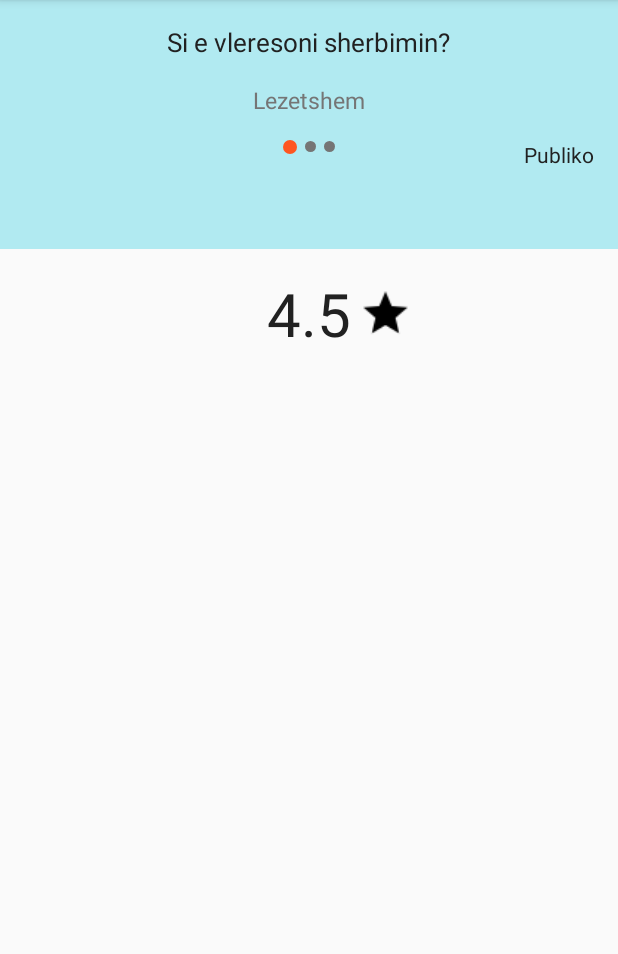
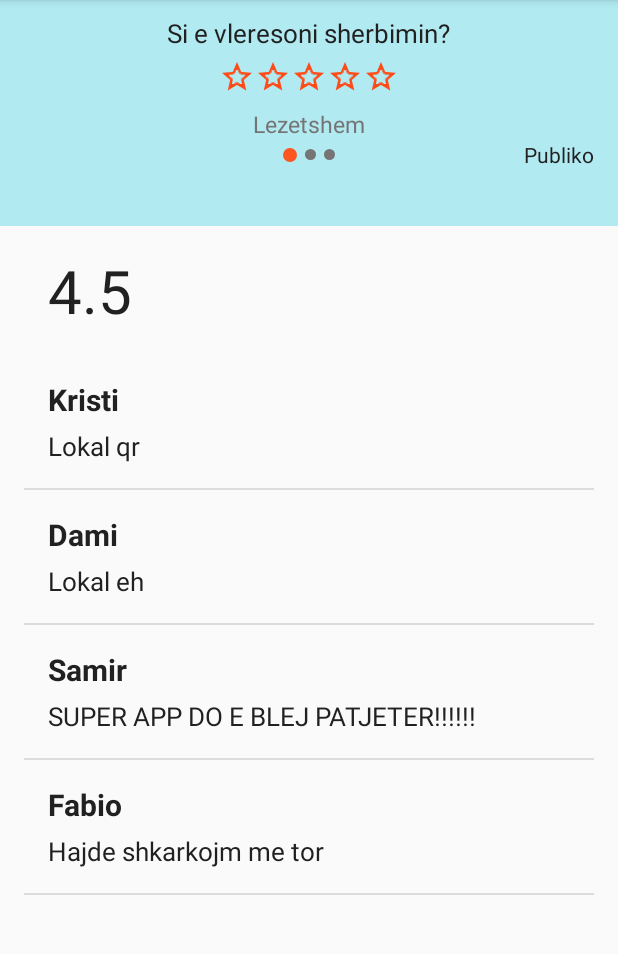
Before and after one commit to bigcheesy/UPickMobile, an Android app: the RatingActivity screen opened directly, with no data from a screen before it, on a phone screen of 412 x 824 dp, the part 84-1038 px from its top. Run offline under Robolectric (Android 15) with nearby library versions, the phone set to English and light mode, and no system bars.

Commit message:
Added rating activity

```diff
--- a/app/src/main/java/com/example/dcyberpanda/upickmobile/CustomAdapters/CartAdapter.java
+++ b/app/src/main/java/com/example/dcyberpanda/upickmobile/CustomAdapters/CartAdapter.java
@@ -81,19 +81,19 @@ public class CartAdapter extends ArrayAdapter{
         }
 
 
-        final CartItem dataProvider;
-        dataProvider = (CartItem) this.getItem(position);
+        final CartItem cartItem;
+        cartItem = (CartItem) this.getItem(position);
 
-        handler.name.setText(dataProvider.getName());
-        handler.price.setText(dataProvider.getPrice().toString());
-        handler.quantity.setText(dataProvider.getQuantity().toString());
+        handler.name.setText(cartItem.getName());
+        handler.price.setText(cartItem.getPrice().toString());
+        handler.quantity.setText(cartItem.getQuantity().toString());
 
         handler.btnadd.setOnClickListener(new View.OnClickListener() {
             @Override
             public void onClick(View view) {
-                if (dataProvider.getQuantity() < 99){
-                    dataProvider.setQuantity(dataProvider.getQuantity() + 1);
-                    handler.quantity.setText(dataProvider.getQuantity().toString());
+                if (cartItem.getQuantity() < 99){
+                    cartItem.setQuantity(cartItem.getQuantity() + 1);
+                    handler.quantity.setText(cartItem.getQuantity().toString());
                     CartActivity.calculateTotal();
                 }
             }
@@ -102,9 +102,9 @@ public class CartAdapter extends ArrayAdapter{
         handler.btnremove.setOnClickListener(new View.OnClickListener() {
             @Override
             public void onClick(View view) {
-                if (dataProvider.getQuantity() > 0){
-                    dataProvider.setQuantity(dataProvider.getQuantity() - 1);
-                    handler.quantity.setText(dataProvider.getQuantity().toString());
+                if (cartItem.getQuantity() > 0){
+                    cartItem.setQuantity(cartItem.getQuantity() - 1);
+                    handler.quantity.setText(cartItem.getQuantity().toString());
                     CartActivity.calculateTotal();
                 }
             }
--- /dev/null
+++ b/app/src/main/java/com/example/dcyberpanda/upickmobile/CustomAdapters/RatingAdapter.java
@@ -0,0 +1,84 @@
+package com.example.dcyberpanda.upickmobile.CustomAdapters;
+
+import android.content.Context;
+import android.view.LayoutInflater;
+import android.view.View;
+import android.view.ViewGroup;
+import android.widget.ArrayAdapter;
+import android.widget.TextView;
+
+import com.example.dcyberpanda.upickmobile.*;
+import java.util.ArrayList;
+import java.util.List;
+
+/**
+ * Created by D'CyberPanda on 7/23/2016.
+ */
+
+
+public class RatingAdapter extends ArrayAdapter{
+
+    public static int viewid;
+
+
+    List list = new ArrayList();
+
+    public RatingAdapter(Context context, int resource) {
+        super(context,resource);
+    }
+
+    static class DataHandler{
+        TextView name;
+        TextView comment;
+    }
+
+    @Override
+    public void add(Object object){
+        super.add(object);
+        list.add(object);
+    }
+
+    @Override
+    public int getCount(){
+        return this.list.size();
+    }
+
+    @Override
+    public Object getItem(int position){
+        return this.list.get(position);
+    }
+
+    @Override
+    public View getView(int position, View convertView, ViewGroup parent){
+
+        viewid = R.layout.rating_item;
+
+        View row;
+        row = convertView;
+        final DataHandler handler;
+
+        if (convertView == null){
+
+            LayoutInflater inflater = (LayoutInflater) this.getContext().getSystemService(Context.LAYOUT_INFLATER_SERVICE);
+            row = inflater.inflate(viewid,parent,false);
+            handler = new DataHandler();
+            handler.name = (TextView) row.findViewById(R.id.rating_title);
+            handler.comment = (TextView) row.findViewById(R.id.rating_comment);
+
+            row.setTag(handler);
+        }else{
+            handler = (DataHandler) row.getTag();
+        }
+
+
+        final Rating rating;
+        rating = (Rating) this.getItem(position);
+
+        handler.name.setText(rating.getName());
+        handler.comment.setText(rating.getComment());
+
+
+        return row;
+    }
+
+}
--- a/app/src/main/java/com/example/dcyberpanda/upickmobile/MainActivity.java
+++ b/app/src/main/java/com/example/dcyberpanda/upickmobile/MainActivity.java
@@ -25,4 +25,10 @@ public class MainActivity extends AppCompatActivity {
         startActivity(intent);
         finish();
     }
+
+    public void ratings(View v){
+        Intent intent = new Intent(MainActivity.this, RatingActivity.class);
+        startActivity(intent);
+        finish();
+    }
 }
--- /dev/null
+++ b/app/src/main/java/com/example/dcyberpanda/upickmobile/Rating.java
@@ -0,0 +1,40 @@
+package com.example.dcyberpanda.upickmobile;
+
+public class Rating {
+
+    String name;
+    String comment;
+    int rating;
+
+    public Rating(String name, String comment, int rating) {
+        this.name = name;
+        this.comment = comment;
+        this.rating = rating;
+
+
+    }
+
+    public String getName() {
+        return name;
+    }
+
+    public void setName(String name) {
+        this.name = name;
+    }
+
+    public String getComment() {
+        return comment;
+    }
+
+    public void setComment(String comment) {
+        this.comment = comment;
+    }
+
+    public int getRating() {
+        return rating;
+    }
+
+    public void setRating(int rating) {
+        this.rating = rating;
+    }
+}
--- a/app/src/main/java/com/example/dcyberpanda/upickmobile/RatingActivity.java
+++ b/app/src/main/java/com/example/dcyberpanda/upickmobile/RatingActivity.java
@@ -2,12 +2,41 @@ package com.example.dcyberpanda.upickmobile;
 
 import android.support.v7.app.AppCompatActivity;
 import android.os.Bundle;
+import android.widget.ListView;
+
+import com.example.dcyberpanda.upickmobile.CustomAdapters.CartAdapter;
+import com.example.dcyberpanda.upickmobile.CustomAdapters.RatingAdapter;
+
+import java.util.ArrayList;
 
 public class RatingActivity extends AppCompatActivity {
+
+    public static ArrayList<Rating> ratings;
+
 
     @Override
     protected void onCreate(Bundle savedInstanceState) {
         super.onCreate(savedInstanceState);
         setContentView(R.layout.activity_rating);
+        ratings = new ArrayList<>();
+        ratings.add(new Rating("Kristi", "Lokal qr", 5));
+        ratings.add(new Rating("Dami", "Lokal eh", 3));
+        ratings.add(new Rating("Samir", "SUPER APP DO E BLEJ PATJETER!!!!!!", 5));
+        ratings.add(new Rating("Fabio", "Hajde shkarkojm me tor", 1));
+        createList();
+    }
+
+    private void createList(){
+        ListView listView = (ListView) findViewById(R.id.rating_list);
+
+        RatingAdapter ratingAdapter = new RatingAdapter(this, R.layout.rating_item);
+
+        for (Rating rating : ratings){
+            ratingAdapter.add(rating);
+        }
+
+        listView.setAdapter(ratingAdapter);
+
+
     }
 }
--- a/app/src/main/java/com/example/dcyberpanda/upickmobile/Ratings.java
+++ /dev/null
@@ -1,18 +0,0 @@
-package com.example.dcyberpanda.upickmobile;
-
-public class Ratings{
-
-    String name;
-    String comment;
-    int rating;
-
-    public Ratings(String name, String comment, int rating) {
-        this.name = name;
-        this.comment = comment;
-        this.rating = rating;
-
-
-
-
-    }
-}
--- /dev/null
+++ b/app/src/main/res/drawable/custom_ratingbar.xml
@@ -0,0 +1,17 @@
+<?xml version="1.0" encoding="utf-8"?>
+<layer-list xmlns:android="http://schemas.android.com/apk/res/android">
+
+<item
+    android:id="@android:id/background"
+    android:drawable="@drawable/ic_star" ></item>
+
+    <item
+        android:id="@android:id/secondaryProgress"
+        android:drawable="@drawable/ic_star_pressed" ></item>
+
+    <item
+        android:id="@android:id/progress"
+        android:drawable="@drawable/ic_star_pressed" ></item>
+
+
+</layer-list>
--- a/app/src/main/res/layout/activity_main.xml
+++ b/app/src/main/res/layout/activity_main.xml
@@ -93,15 +93,16 @@
                         android:orientation="vertical">
 
                         <ImageButton
+                            android:id="@+id/imageButton"
                             android:layout_width="wrap_content"
                             android:layout_height="wrap_content"
-                            android:adjustViewBounds="true"
-                            android:scaleType="fitCenter"
-                            android:src="@drawable/restaurant"
-                            android:background="#00000000"
                             android:layout_marginLeft="16dp"
                             android:layout_marginRight="16dp"
-                            android:foreground="?attr/selectableItemBackgroundBorderless"/>
+                            android:adjustViewBounds="true"
+                            android:background="#00000000"
+                            android:foreground="?attr/selectableItemBackgroundBorderless"
+                            android:scaleType="fitCenter"
+                            android:src="@drawable/restaurant" />
 
                         <TextView
                             android:layout_width="wrap_content"
@@ -124,15 +125,16 @@
                         android:orientation="vertical">
 
                         <ImageButton
+                            android:id="@+id/imageButton2"
                             android:layout_width="wrap_content"
                             android:layout_height="wrap_content"
-                            android:adjustViewBounds="true"
-                            android:scaleType="fitCenter"
-                            android:src="@drawable/smiley"
-                            android:background="#00000000"
                             android:layout_marginLeft="16dp"
                             android:layout_marginRight="16dp"
-                            android:foreground="?attr/selectableItemBackgroundBorderless"/>
+                            android:adjustViewBounds="true"
+                            android:background="#00000000"
+                            android:foreground="?attr/selectableItemBackgroundBorderless"
+                            android:scaleType="fitCenter"
+                            android:src="@drawable/smiley" />
 
                         <TextView
                             android:layout_width="wrap_content"
@@ -156,13 +158,14 @@
                         <ImageButton
                             android:layout_width="match_parent"
                             android:layout_height="wrap_content"
-                            android:adjustViewBounds="true"
-                            android:scaleType="fitCenter"
-                            android:src="@drawable/star"
-                            android:background="#00000000"
                             android:layout_marginLeft="16dp"
                             android:layout_marginRight="16dp"
-                            android:foreground="?attr/selectableItemBackgroundBorderless"/>
+                            android:adjustViewBounds="true"
+                            android:background="#00000000"
+                            android:foreground="?attr/selectableItemBackgroundBorderless"
+                            android:onClick="ratings"
+                            android:scaleType="fitCenter"
+                            android:src="@drawable/star" />
 
                         <TextView
                             android:layout_width="wrap_content"
--- a/app/src/main/res/layout/activity_rating.xml
+++ b/app/src/main/res/layout/activity_rating.xml
@@ -16,34 +16,47 @@
     <LinearLayout
         android:layout_width="match_parent"
         android:layout_height="0dp"
-        android:layout_weight="25"
+        android:layout_weight="22.65"
+        android:background="@color/colorPrimaryLight"
         android:orientation="vertical"
-        android:background="@color/colorPrimaryLight">
-        <TextView
-            android:layout_width="wrap_content"
-            android:layout_height="wrap_content"
-            android:text="Si e vleresoni sherbimin?"
-            android:layout_gravity="center_horizontal"
-            android:layout_margin="16dp"
-            android:textColor="@color/primaryTextColor"
-            android:textSize="17dp"
-            />
+        android:weightSum="1">
+
 
         <TextView
             android:layout_width="wrap_content"
             android:layout_height="wrap_content"
+            android:layout_gravity="center_horizontal"
+            android:layout_marginBottom="5dp"
+            android:layout_marginTop="10dp"
+            android:text="Si e vleresoni sherbimin?"
+            android:textColor="@color/primaryTextColor"
+            android:textSize="17dp" />
+
+        <RatingBar
+            android:id="@+id/ratingBar"
+            style="@style/CustomRating"
+            android:layout_width="wrap_content"
+            android:layout_height="wrap_content"
+            android:layout_gravity="center_horizontal"
+
+            android:layout_weight="0.25"
+
+            android:isIndicator="false" />
+
+
+        <TextView
+            android:layout_width="wrap_content"
+            android:layout_height="wrap_content"
+            android:layout_gravity="center_horizontal"
+
             android:text="Lezetshem"
-            android:layout_gravity="center_horizontal"
             android:textColor="@color/secondaryTextColor"
-            android:textSize="15dp"
-            />
+            android:textSize="15dp" />
 
         <RelativeLayout
             android:layout_width="match_parent"
             android:layout_height="wrap_content"
-            android:layout_marginTop="16dp"
-            android:layout_marginLeft="16dp"
-            android:layout_marginRight="16dp"
+            android:layout_marginBottom="30dp"
 
             >
 
@@ -52,7 +65,10 @@
                 android:layout_height="wrap_content"
                 android:layout_centerHorizontal="true"
                 android:layout_gravity="center_horizontal"
-                android:orientation="horizontal">
+                android:orientation="horizontal"
+                android:layout_marginTop="5dp"
+                >
+
 
                 <ImageView
                     android:layout_width="9dp"
@@ -79,13 +95,14 @@
                 android:layout_width="wrap_content"
                 android:layout_height="wrap_content"
                 android:layout_alignParentRight="true"
+                android:layout_marginBottom="16dp"
+                android:layout_marginRight="16dp"
                 android:text="Publiko"
                 android:textColor="@color/primaryTextColor" />
 
         </RelativeLayout>
 
     </LinearLayout>
-
 
 
     <RelativeLayout
@@ -99,32 +116,24 @@
             android:layout_width="wrap_content"
             android:layout_height="wrap_content"
             android:text="4.5"
-            android:layout_centerInParent="true"
             android:textColor="@color/primaryTextColor"
-            android:textSize="40sp" />
-
-        <ImageView
-            android:layout_width="35dp"
-            android:layout_height="35dp"
-            android:layout_gravity="center_vertical"
-            android:layout_marginLeft="5dp"
-            android:layout_toEndOf="@+id/rating"
-            android:layout_centerVertical="true"
-            android:layout_toRightOf="@+id/textView6"
-            android:src="@drawable/ic_grade_black_24dp" />
-
-
+            android:textSize="40sp"
+            android:layout_marginLeft="16dp"
+            />
 
 
     </RelativeLayout>
 
     <ListView
+        android:id="@+id/rating_list"
+        android:layout_width="match_parent"
+        android:layout_height="0dp"
+        android:layout_marginBottom="16dp"
         android:layout_marginLeft="16dp"
         android:layout_marginRight="16dp"
-        android:layout_marginBottom="16dp"
-        android:layout_width="match_parent"
-        android:layout_height="0dp"
         android:layout_weight="75"
+        tools:listitem="@layout/rating_item"
+
 
 
 
--- /dev/null
+++ b/app/src/main/res/layout/rating_item.xml
@@ -0,0 +1,37 @@
+<?xml version="1.0" encoding="utf-8"?>
+<LinearLayout xmlns:android="http://schemas.android.com/apk/res/android"
+    android:orientation="vertical" android:layout_width="match_parent"
+    android:layout_height="match_parent">
+
+    <LinearLayout
+        android:layout_width="match_parent"
+        android:layout_height="wrap_content"
+        android:orientation="vertical"
+        android:layout_margin="16dp"
+
+
+        >
+
+        <TextView
+            android:layout_width="wrap_content"
+            android:layout_height="wrap_content"
+            android:text="Kristi"
+            android:textSize="20sp"
+            android:textStyle="bold"
+            android:textColor="@color/primaryTextColor"
+            android:id="@+id/rating_title"
+            />
+
+        <TextView
+            android:layout_width="match_parent"
+            android:layout_height="wrap_content"
+            android:text="  Lokal qr"
+            android:textSize="17sp"
+            android:textColor="@color/primaryTextColor"
+            android:layout_marginTop="5dp"
+            android:id="@+id/rating_comment"
+            />
+
+        </LinearLayout>
+
+</LinearLayout>
--- a/app/src/main/res/values/styles.xml
+++ b/app/src/main/res/values/styles.xml
@@ -8,4 +8,11 @@
         <item name="colorAccent">@color/colorAccent</item>
     </style>
 
+    <style name="CustomRating" parent="@android:style/Widget.RatingBar">
+        <item name="android:progressDrawable">@drawable/custom_ratingbar</item>
+    <item name="android:minHeight">35dp</item>
+    <item name="android:maxHeight">35dp</item>
+
+    </style>
+
 </resources>
```
Also changed, not shown: app/src/main/res/drawable-hdpi/ic_grade_black_24dp.png (deleted), app/src/main/res/drawable-hdpi/ic_star.png (added), app/src/main/res/drawable-hdpi/ic_star_pressed.png (added).
